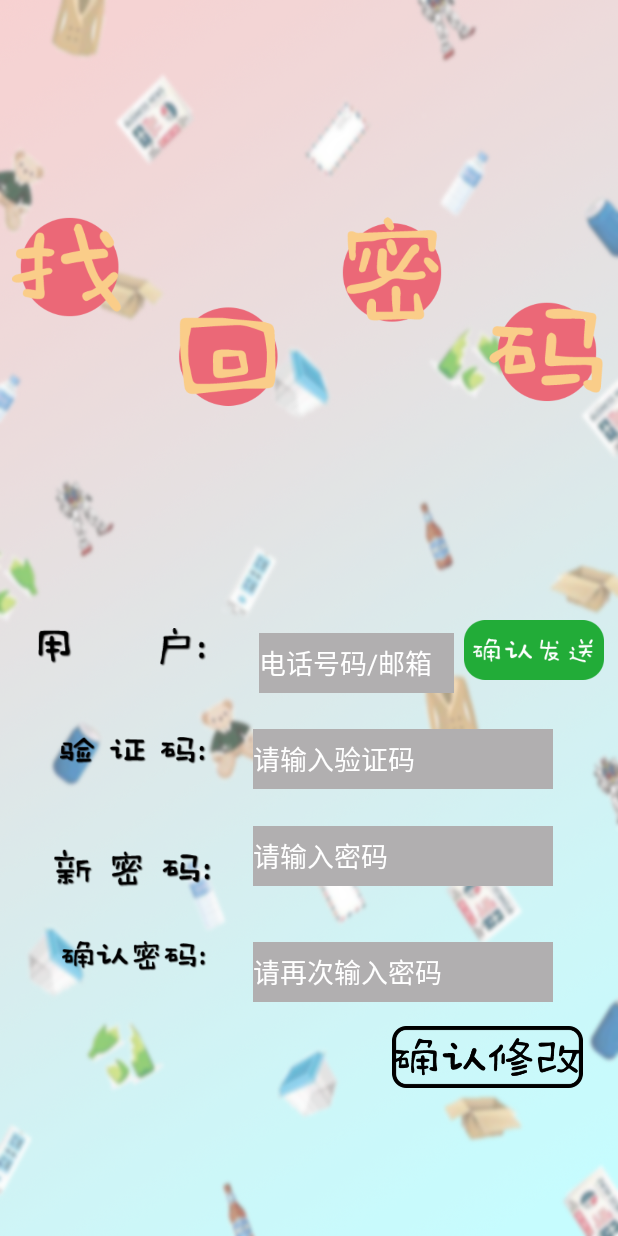
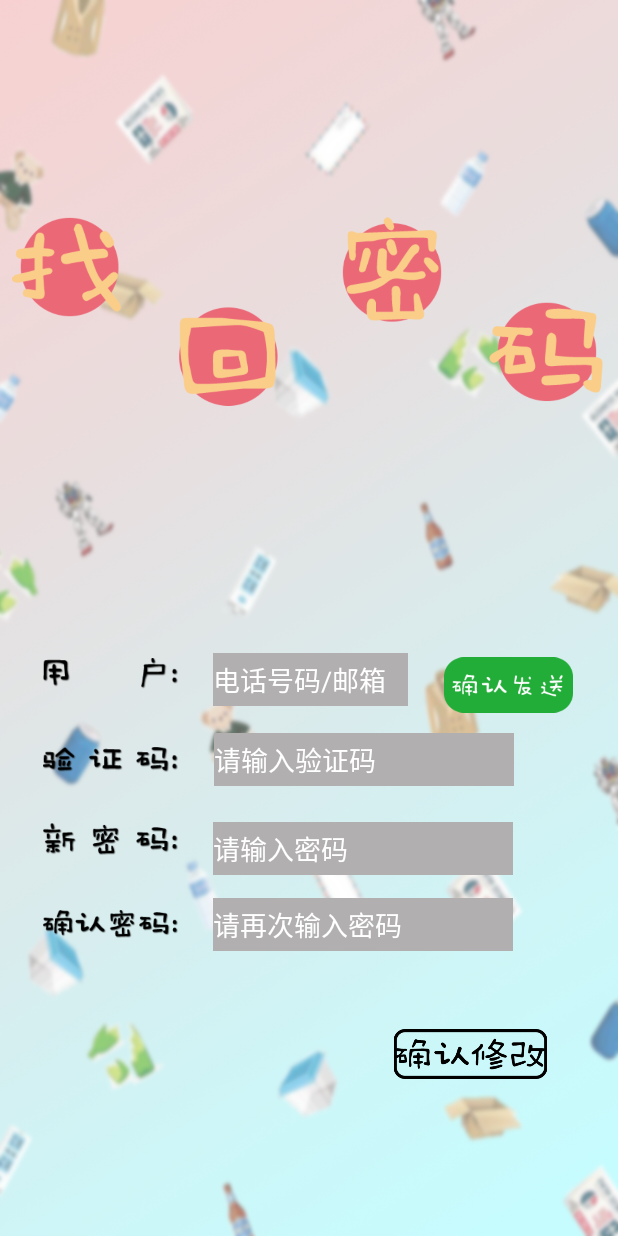
Before and after one commit to zpf996/fenleibao, an Android app: the screen it shows after launch (login_forget_Activity), after a tap on an icon or button, on a phone screen of 412 x 824 dp. Run offline under Robolectric (Android 15) with nearby library versions, the phone set to English and light mode, and no system bars; our stand-ins replace ButterKnife.

Commit message:
2019.11.25  20：40

```diff
--- a/app/src/main/java/online/zpf666/fenleibao/db/MyOpenHelper.java
+++ b/app/src/main/java/online/zpf666/fenleibao/db/MyOpenHelper.java
@@ -5,6 +5,7 @@ import android.database.sqlite.SQLiteDatabase;
 import android.database.sqlite.SQLiteOpenHelper;
 
 import online.zpf666.fenleibao.jiazai_Activity;
+import online.zpf666.fenleibao.login_1_Activity;
 
 //创建数据库，不是操作类
 public class MyOpenHelper extends SQLiteOpenHelper {
@@ -12,13 +13,14 @@ public class MyOpenHelper extends SQLiteOpenHelper {
     private static final int version=1;                //版本号
 
     //构造函数
-    public MyOpenHelper(jiazai_Activity jiazai_activity, String s, Context context, int i){
+    public MyOpenHelper(Context context){
         super(context,name,null,version);
     }
+
     @Override
     public void onCreate(SQLiteDatabase sqLiteDatabase) {
         //创建表
-        sqLiteDatabase.execSQL("CREATE TABLE IF NOT EXISTS "+
+        sqLiteDatabase.execSQL("create table if not exists "+
                 "User(id INTEGER primary key autoincrement,"+"" +
                 "passwd varchar(8),"+"" +
                 "phone tinyint(11)," +
--- a/app/src/main/java/online/zpf666/fenleibao/jiazai_Activity.java
+++ b/app/src/main/java/online/zpf666/fenleibao/jiazai_Activity.java
@@ -8,8 +8,6 @@ import online.zpf666.fenleibao.db.MyOpenHelper;
 
 
 public class jiazai_Activity extends AppCompatActivity {
-
-    MyOpenHelper myOpenHelper;
     @Override
     protected void onCreate(Bundle savedInstanceState) {
         super.onCreate(savedInstanceState);
@@ -17,7 +15,6 @@ public class jiazai_Activity extends AppCompatActivity {
         getSupportActionBar().hide();
         setContentView(R.layout.activity_jiazai_);
 
-        myOpenHelper=new MyOpenHelper(this,"fengleibao.db",null,1);
         //新建一个子线程
         Thread thread =new Thread(){
             @Override
--- a/app/src/main/java/online/zpf666/fenleibao/login_1_Activity.java
+++ b/app/src/main/java/online/zpf666/fenleibao/login_1_Activity.java
@@ -3,6 +3,7 @@ package online.zpf666.fenleibao;
 import androidx.appcompat.app.AppCompatActivity;
 
 import android.content.Intent;
+import android.database.sqlite.SQLiteDatabase;
 import android.os.Bundle;
 import android.text.TextUtils;
 import android.view.View;
@@ -10,6 +11,8 @@ import android.widget.EditText;
 import android.widget.ImageView;
 import android.widget.TextView;
 import android.widget.Toast;
+
+import online.zpf666.fenleibao.db.MyOpenHelper;
 import online.zpf666.fenleibao.db.UserDb;
 import online.zpf666.fenleibao.bean.user;
 import butterknife.BindView;
@@ -36,7 +39,8 @@ public class login_1_Activity extends AppCompatActivity implements View.OnClickL
     UserDb user1;
     user user;
 
-
+MyOpenHelper myOpenHelper;
+SQLiteDatabase sqLiteDatabase;
     @Override
     protected void onCreate(Bundle savedInstanceState) {
         super.onCreate(savedInstanceState);
@@ -44,6 +48,8 @@ public class login_1_Activity extends AppCompatActivity implements View.OnClickL
         setContentView(R.layout.activity_login_1_);
 
         ButterKnife.bind(this);
+        myOpenHelper=new MyOpenHelper(login_1_Activity.this);
+        sqLiteDatabase=myOpenHelper.getReadableDatabase();
     }
     @OnClick({R.id.login_1_button_dll,R.id.login_1_text_wjmm,R.id.login_1_text_zczh})
     public void onClick(View view)
--- a/app/src/main/java/online/zpf666/fenleibao/login_forget_Activity.java
+++ b/app/src/main/java/online/zpf666/fenleibao/login_forget_Activity.java
@@ -3,6 +3,7 @@ package online.zpf666.fenleibao;
 import androidx.appcompat.app.AppCompatActivity;
 
 import android.content.Intent;
+import android.database.sqlite.SQLiteDatabase;
 import android.os.Bundle;
 import android.text.TextUtils;
 import android.view.KeyEvent;
@@ -14,6 +15,7 @@ import android.widget.Toast;
 import butterknife.BindView;
 import butterknife.ButterKnife;
 import butterknife.OnClick;
+import online.zpf666.fenleibao.db.MyOpenHelper;
 
 public class login_forget_Activity extends AppCompatActivity {
 
@@ -41,6 +43,7 @@ public class login_forget_Activity extends AppCompatActivity {
         getSupportActionBar().hide();
         setContentView(R.layout.activity_login_forget_);
         ButterKnife.bind(this);
+        MyOpenHelper myOpenHelper=new MyOpenHelper(this);
     }
     @OnClick({R.id.login_Forget_button_qrfs,R.id.login_Forget_button_qrxg})
     public void OnClick(View v){
--- a/app/src/main/java/online/zpf666/fenleibao/login_registered_Activity.java
+++ b/app/src/main/java/online/zpf666/fenleibao/login_registered_Activity.java
@@ -2,6 +2,7 @@ package online.zpf666.fenleibao;
 
 import androidx.appcompat.app.AppCompatActivity;
 
+import android.database.sqlite.SQLiteDatabase;
 import android.os.Bundle;
 import android.text.TextUtils;
 import android.view.View;
@@ -12,6 +13,7 @@ import android.widget.Toast;
 import butterknife.BindView;
 import butterknife.ButterKnife;
 import butterknife.OnClick;
+import online.zpf666.fenleibao.db.MyOpenHelper;
 
 public class login_registered_Activity extends AppCompatActivity {
 
@@ -33,6 +35,8 @@ public class login_registered_Activity extends AppCompatActivity {
         getSupportActionBar().hide();
         setContentView(R.layout.activity_login_registered_);
         ButterKnife.bind(this);
+
+        MyOpenHelper myOpenHelper=new MyOpenHelper(this);
     }
     @OnClick({R.id.login_registered_button_qrzc})
     public void OnClick(View v){
--- a/app/src/main/res/layout/activity_login_forget_.xml
+++ b/app/src/main/res/layout/activity_login_forget_.xml
@@ -10,7 +10,7 @@
     <EditText
         android:id="@+id/login_Forget_edittext_yh"
         android:layout_width="130dp"
-        android:layout_height="40dp"
+        android:layout_height="35dp"
         android:layout_marginStart="8dp"
         android:layout_marginEnd="8dp"
         android:layout_marginBottom="8dp"
@@ -21,15 +21,15 @@
         android:textSize="18sp"
         app:layout_constraintBottom_toBottomOf="parent"
         app:layout_constraintEnd_toEndOf="parent"
-        app:layout_constraintHorizontal_bias="0.21"
-        app:layout_constraintStart_toEndOf="@+id/login_Forget_txt_yh"
+        app:layout_constraintHorizontal_bias="0.505"
+        app:layout_constraintStart_toStartOf="parent"
         app:layout_constraintTop_toTopOf="parent"
-        app:layout_constraintVertical_bias="0.544" />
+        app:layout_constraintVertical_bias="0.558" />
 
     <EditText
         android:id="@+id/login_Forget_edittext_yzm"
         android:layout_width="200dp"
-        android:layout_height="40dp"
+        android:layout_height="35dp"
         android:layout_marginStart="8dp"
         android:layout_marginEnd="8dp"
         android:layout_marginBottom="8dp"
@@ -48,7 +48,7 @@
     <EditText
         android:id="@+id/login_Forget_edittext_xmm"
         android:layout_width="200dp"
-        android:layout_height="40dp"
+        android:layout_height="35dp"
         android:layout_marginStart="8dp"
         android:layout_marginEnd="8dp"
         android:layout_marginBottom="8dp"
@@ -59,10 +59,10 @@
         android:textSize="18sp"
         app:layout_constraintBottom_toBottomOf="parent"
         app:layout_constraintEnd_toEndOf="parent"
-        app:layout_constraintHorizontal_bias="0.204"
+        app:layout_constraintHorizontal_bias="0.197"
         app:layout_constraintStart_toEndOf="@+id/login_Forget_txt_xmm"
         app:layout_constraintTop_toTopOf="parent"
-        app:layout_constraintVertical_bias="0.71" />
+        app:layout_constraintVertical_bias="0.702" />
 
     <ImageView
         android:id="@+id/login_forget_title"
@@ -81,23 +81,23 @@
 
     <ImageView
         android:id="@+id/login_Forget_txt_yh"
-        android:layout_width="112dp"
-        android:layout_height="30dp"
+        android:layout_width="90dp"
+        android:layout_height="27dp"
         android:layout_marginStart="8dp"
         android:layout_marginTop="8dp"
         android:layout_marginEnd="8dp"
         android:layout_marginBottom="8dp"
         app:layout_constraintBottom_toBottomOf="parent"
         app:layout_constraintEnd_toEndOf="parent"
-        app:layout_constraintHorizontal_bias="0.06"
+        app:layout_constraintHorizontal_bias="0.068"
         app:layout_constraintStart_toStartOf="parent"
         app:layout_constraintTop_toTopOf="parent"
-        app:layout_constraintVertical_bias="0.525"
+        app:layout_constraintVertical_bias="0.547"
         app:srcCompat="@drawable/login_forget_txt_yh" />
 
     <ImageView
         android:id="@+id/login_Forget_txt_qrmm"
-        android:layout_width="124dp"
+        android:layout_width="90dp"
         android:layout_height="20dp"
         android:layout_marginStart="8dp"
         android:layout_marginTop="8dp"
@@ -105,15 +105,15 @@
         android:layout_marginBottom="8dp"
         app:layout_constraintBottom_toBottomOf="parent"
         app:layout_constraintEnd_toEndOf="parent"
-        app:layout_constraintHorizontal_bias="0.07"
+        app:layout_constraintHorizontal_bias="0.068"
         app:layout_constraintStart_toStartOf="parent"
         app:layout_constraintTop_toTopOf="parent"
-        app:layout_constraintVertical_bias="0.786"
+        app:layout_constraintVertical_bias="0.759"
         app:srcCompat="@drawable/login_forget_txt_qrmm" />
 
     <ImageView
         android:id="@+id/login_Forget_txt_xmm"
-        android:layout_width="126dp"
+        android:layout_width="90dp"
         android:layout_height="25dp"
         android:layout_marginStart="8dp"
         android:layout_marginTop="8dp"
@@ -121,15 +121,15 @@
         android:layout_marginBottom="8dp"
         app:layout_constraintBottom_toBottomOf="parent"
         app:layout_constraintEnd_toEndOf="parent"
-        app:layout_constraintHorizontal_bias="0.063"
+        app:layout_constraintHorizontal_bias="0.068"
         app:layout_constraintStart_toStartOf="parent"
         app:layout_constraintTop_toTopOf="parent"
-        app:layout_constraintVertical_bias="0.713"
+        app:layout_constraintVertical_bias="0.688"
         app:srcCompat="@drawable/login_forget_txt_xmm" />
 
     <ImageView
         android:id="@+id/login_Forget_txt_yzm"
-        android:layout_width="125dp"
+        android:layout_width="90dp"
         android:layout_height="18dp"
         android:layout_marginStart="8dp"
         android:layout_marginTop="8dp"
@@ -137,16 +137,16 @@
         android:layout_marginBottom="8dp"
         app:layout_constraintBottom_toBottomOf="parent"
         app:layout_constraintEnd_toEndOf="parent"
-        app:layout_constraintHorizontal_bias="0.066"
+        app:layout_constraintHorizontal_bias="0.068"
         app:layout_constraintStart_toStartOf="parent"
         app:layout_constraintTop_toTopOf="parent"
-        app:layout_constraintVertical_bias="0.612"
+        app:layout_constraintVertical_bias="0.619"
         app:srcCompat="@drawable/login_forget_txt_yzmm" />
 
     <EditText
         android:id="@+id/login_Forget_edittext_qrmm"
         android:layout_width="200dp"
-        android:layout_height="40dp"
+        android:layout_height="35dp"
         android:layout_marginStart="8dp"
         android:layout_marginEnd="16dp"
         android:layout_marginBottom="8dp"
@@ -157,41 +157,41 @@
         android:textSize="18sp"
         app:layout_constraintBottom_toBottomOf="parent"
         app:layout_constraintEnd_toEndOf="parent"
-        app:layout_constraintHorizontal_bias="0.25"
+        app:layout_constraintHorizontal_bias="0.22"
         app:layout_constraintStart_toEndOf="@+id/login_Forget_txt_qrmm"
         app:layout_constraintTop_toTopOf="parent"
-        app:layout_constraintVertical_bias="0.809" />
+        app:layout_constraintVertical_bias="0.767" />
 
     <ImageView
         android:id="@+id/login_Forget_button_qrxg"
-        android:layout_width="142dp"
-        android:layout_height="41dp"
+        android:layout_width="118dp"
+        android:layout_height="33dp"
         android:layout_marginStart="8dp"
         android:layout_marginTop="8dp"
         android:layout_marginEnd="8dp"
         android:layout_marginBottom="8dp"
         app:layout_constraintBottom_toBottomOf="parent"
         app:layout_constraintEnd_toEndOf="parent"
-        app:layout_constraintHorizontal_bias="0.968"
+        app:layout_constraintHorizontal_bias="0.888"
         app:layout_constraintStart_toStartOf="parent"
         app:layout_constraintTop_toTopOf="parent"
-        app:layout_constraintVertical_bias="0.882"
+        app:layout_constraintVertical_bias="0.875"
         app:srcCompat="@drawable/login_forget_qrxg" />
 
     <ImageView
         android:id="@+id/login_Forget_button_qrfs"
-        android:layout_width="93dp"
-        android:layout_height="56dp"
+        android:layout_width="86dp"
+        android:layout_height="52dp"
         android:layout_marginStart="8dp"
         android:layout_marginTop="8dp"
         android:layout_marginEnd="8dp"
         android:layout_marginBottom="8dp"
         app:layout_constraintBottom_toBottomOf="parent"
         app:layout_constraintEnd_toEndOf="parent"
-        app:layout_constraintHorizontal_bias="0.996"
+        app:layout_constraintHorizontal_bias="0.928"
         app:layout_constraintStart_toStartOf="parent"
         app:layout_constraintTop_toTopOf="parent"
-        app:layout_constraintVertical_bias="0.528"
+        app:layout_constraintVertical_bias="0.559"
         app:srcCompat="@drawable/login_forget_qrfs" />
 
 </androidx.constraintlayout.widget.ConstraintLayout>
```
Also changed, not shown: app/src/main/java/online/zpf666/fenleibao/bean/user.java (+17 -2 lines), app/src/main/java/online/zpf666/fenleibao/db/UserDb.java (+27 -12 lines), app/src/main/res/layout/activity_login_1_.xml (+16 -16 lines), app/src/main/res/layout/activity_login_registered_.xml (+16 -15 lines).
